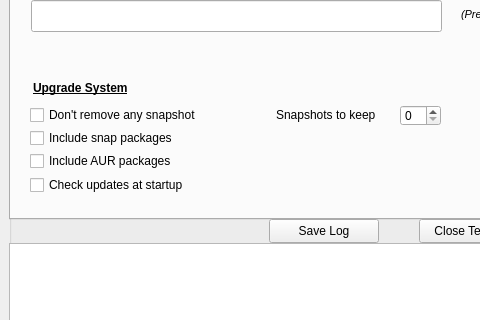
Old version of the form buttermanager/ui/MainWindow.ui in the repository egara/buttermanager; both pictures show x 0 to 480 and y 241 to 561 of the 800 by 800 pixel window.
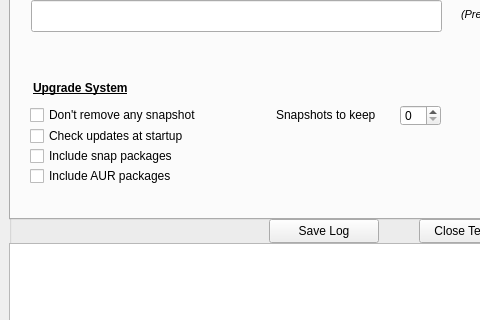
New version of the form. The open tabs and pages were chosen to show the change.

Commit message: Implementing a button to save the log

```diff
--- a/buttermanager/ui/MainWindow.ui
+++ b/buttermanager/ui/MainWindow.ui
@@ -491,7 +491,7 @@
           <property name="geometry">
            <rect>
             <x>19</x>
-            <y>355</y>
+            <y>370</y>
             <width>201</width>
             <height>22</height>
            </rect>
@@ -504,7 +504,7 @@
           <property name="geometry">
            <rect>
             <x>19</x>
-            <y>332</y>
+            <y>350</y>
             <width>201</width>
             <height>22</height>
            </rect>
@@ -715,7 +715,7 @@
           <property name="geometry">
            <rect>
             <x>19</x>
-            <y>379</y>
+            <y>330</y>
             <width>201</width>
             <height>22</height>
            </rect>
```
Left out of the diff: 6 changed lines with no effect on the pictures. The commit also changes 3 other files.
